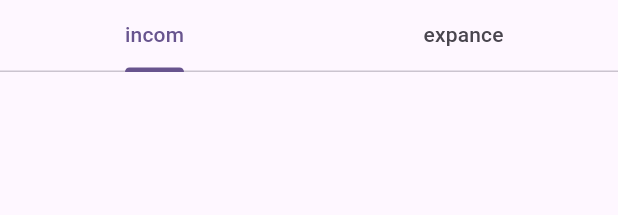
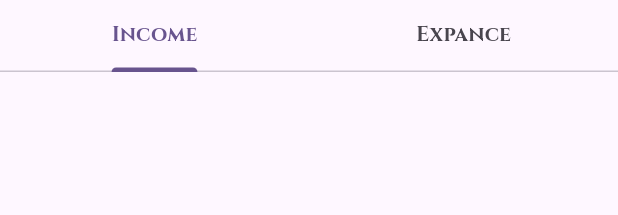
Before and after one commit to SUHAIB-P-A/expance_track, a Flutter app: the Scr_catagory widget shown alone on an empty page, opened directly, on a phone screen of 412 x 824 dp. Shown: the top 215 px of the screen. Run offline on Flutter 3.47's test engine with Material 2 defaults, Android fonts, the phone set to English and light mode, and no system bars; our stand-ins replace flip_card, flutter_slidable, google_fonts, hive_flutter, lottie; accounts and stored records are empty.

Commit message:
ui changes

```diff
--- a/lib/catagory_screen/catagory.dart
+++ b/lib/catagory_screen/catagory.dart
@@ -2,6 +2,7 @@ import 'package:expance_tracker/Database/category_db/db_category.dart';
 import 'package:expance_tracker/catagory_screen/expance_cat_list.dart';
 import 'package:expance_tracker/catagory_screen/income_cat_list.dart';
 import 'package:flutter/material.dart';
+import 'package:google_fonts/google_fonts.dart';
 
 class Scr_catagory extends StatefulWidget {
   const Scr_catagory({super.key});
@@ -26,13 +27,15 @@ class _Scr_catagoryState extends State<Scr_catagory>
     return Column(
       children: [
         TabBar(
+          labelStyle: GoogleFonts.cinzel(fontWeight: FontWeight.bold),
           controller: _tabcontroller1,
           tabs: const [
             Tab(
-              text: 'incom',
+
+              text: 'Income',
             ),
             Tab(
-              text: 'expance',
+              text: 'Expance',
             ),
           ],
         ),
--- a/lib/transation_screens/transation.dart
+++ b/lib/transation_screens/transation.dart
@@ -74,7 +74,7 @@ class scr_tarnsations extends StatelessWidget {
             },
             separatorBuilder: (context, index) {
               return const SizedBox(
-                height: 10,
+                height: 0,
               );
             },
             itemCount: newvalue.length,
```
Also changed, not shown: lib/screens/sereen_home.dart (+8 -6 lines), lib/screens/wedgets/bottamnavigationbar.dart (+11 -6 lines), pubspec.yaml (+11 -9 lines), flutter_02.png (added), pubspec.lock.
